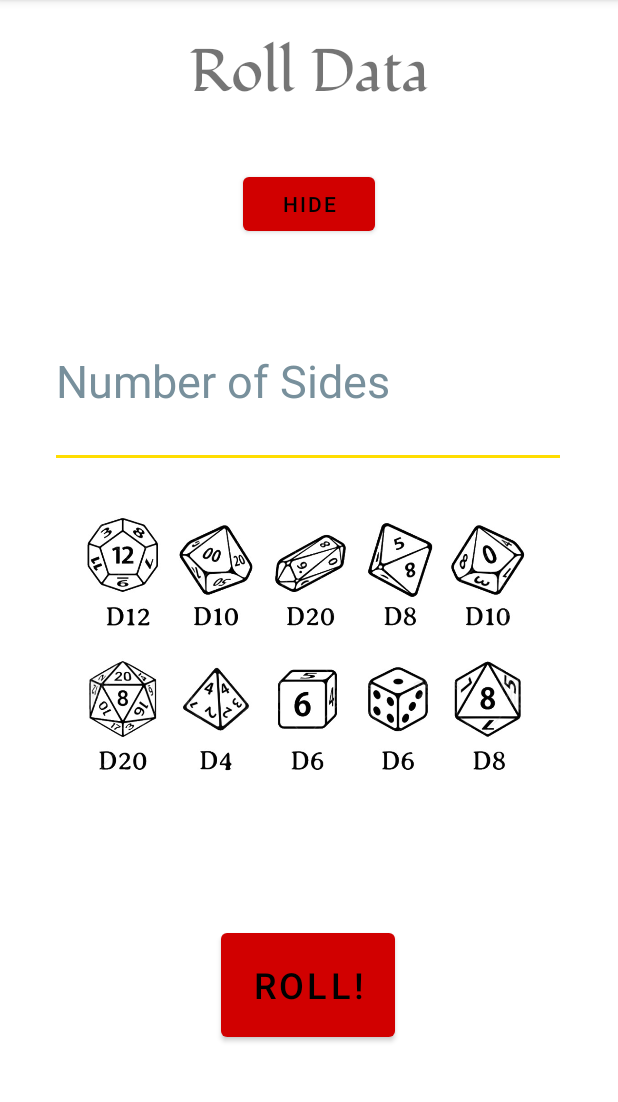
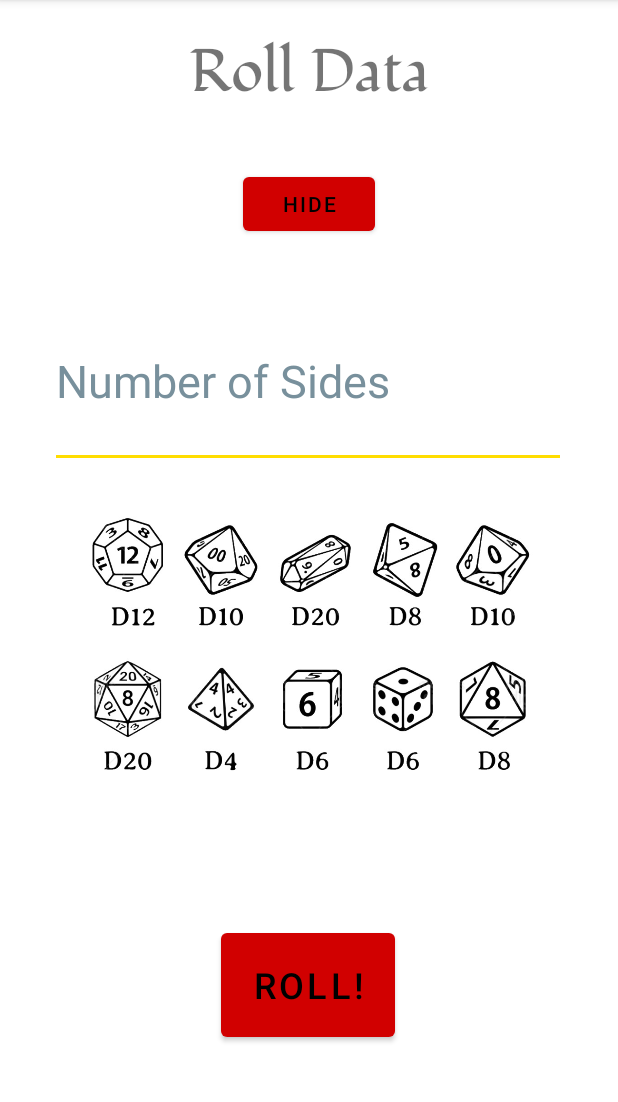
Before and after one commit to ThompsonSeamus/DiceGames, an Android app: the screen it shows after launch (MainActivity), on a phone screen of 412 x 824 dp, the part 84-1186 px from its top. Run offline under Robolectric (Android 15) with nearby library versions, the light colour scheme and no system bars.

Commit message:
Tablet Build Version

```diff
--- a/app/build.gradle
+++ b/app/build.gradle
@@ -8,7 +8,7 @@ android {
 
     defaultConfig {
         applicationId "com.example.dicegames"
-        minSdk 26
+        minSdk 24
         targetSdk 32
         versionCode 1
         versionName "1.0"
--- a/app/src/main/res/layout-land/activity_main.xml
+++ b/app/src/main/res/layout-land/activity_main.xml
@@ -24,10 +24,13 @@
         android:layout_width="363dp"
         android:layout_height="176dp"
         android:layout_marginStart="84dp"
-        android:layout_marginTop="72dp"
         android:contentDescription="@string/dice_image_text"
+        app:layout_constraintBottom_toBottomOf="parent"
+        app:layout_constraintEnd_toStartOf="@+id/to_rolling_button"
+        app:layout_constraintHorizontal_bias="0.03"
         app:layout_constraintStart_toStartOf="parent"
-        app:layout_constraintTop_toBottomOf="@+id/textView"
+        app:layout_constraintTop_toBottomOf="@+id/editTextNumber"
+        app:layout_constraintVertical_bias="0.031"
         app:srcCompat="@drawable/dice_image_wo_watermark" />
 
     <Button
--- a/app/src/main/res/layout/activity_main.xml
+++ b/app/src/main/res/layout/activity_main.xml
@@ -65,14 +65,14 @@
         android:id="@+id/zero_percent"
         android:layout_width="wrap_content"
         android:layout_height="wrap_content"
-        android:layout_marginBottom="16dp"
+        android:layout_marginBottom="20dp"
         android:text="@string/_0"
         android:textColor="#A1887F"
         android:textSize="20sp"
         app:layout_constraintBottom_toTopOf="@+id/cheat_bar"
         app:layout_constraintEnd_toStartOf="@+id/to_rolling_button"
-        app:layout_constraintHorizontal_bias="0.292"
-        app:layout_constraintStart_toStartOf="parent"
+        app:layout_constraintHorizontal_bias="0.0"
+        app:layout_constraintStart_toStartOf="@+id/cheat_bar"
         tools:ignore="TextContrastCheck,TextContrastCheck,TextContrastCheck" />
 
     <TextView
@@ -114,9 +114,9 @@
         android:id="@+id/imageView"
         android:layout_width="381dp"
         android:layout_height="190dp"
-        android:layout_marginStart="12dp"
         android:layout_marginTop="256dp"
         android:contentDescription="@string/dice_image_text"
+        app:layout_constraintEnd_toEndOf="parent"
         app:layout_constraintStart_toStartOf="parent"
         app:layout_constraintTop_toBottomOf="@+id/textView"
         app:srcCompat="@drawable/dice_image_wo_watermark" />
```
